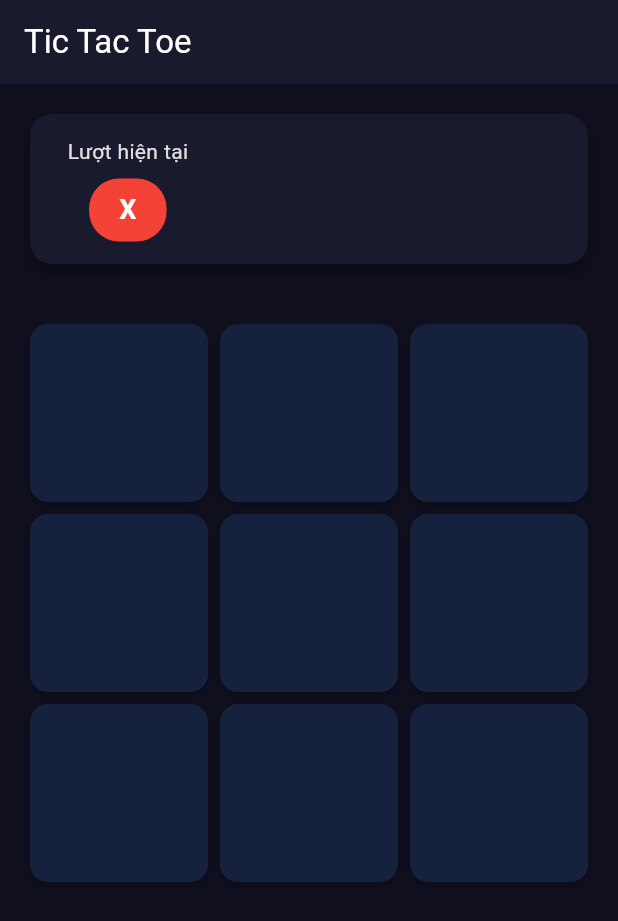
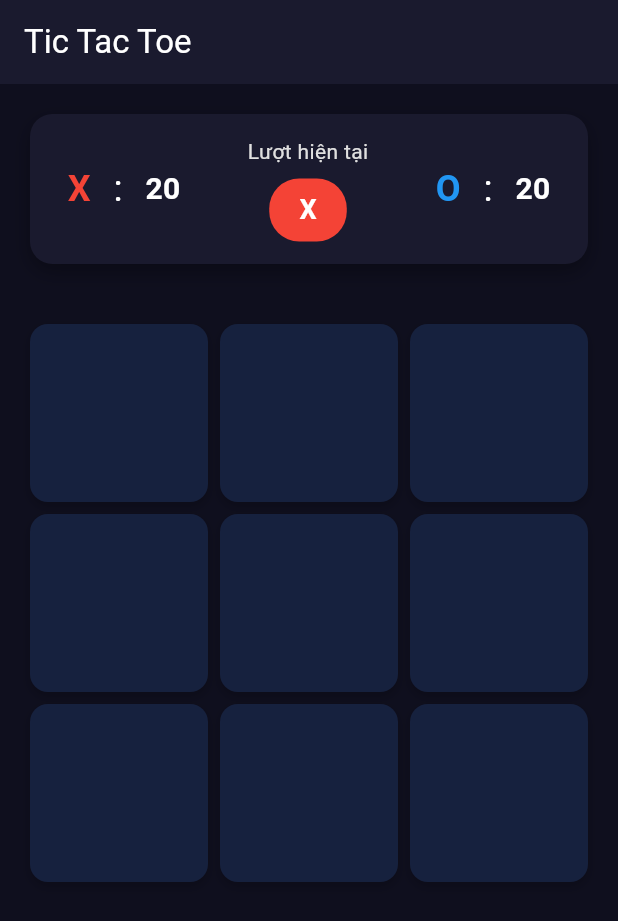
Before and after one commit to RuleOfNight/2025_LTTBDD_N05_Nhom_6, a Flutter app: the screen it shows after launch, on a phone screen of 412 x 824 dp. Shown: the top 921 px of the screen. Run offline on Flutter 3.47's test engine with Material 3 defaults, Android fonts, the phone set to English and light mode, and no system bars; our stand-ins replace rive.

Commit message:
hien thi bang diem vao Game

```diff
--- a/lib/games/tictoc.dart
+++ b/lib/games/tictoc.dart
@@ -12,7 +12,7 @@ class _TicTocGameState extends State<TicTocGame> {
   bool chienThang = false;
 
   Widget _diemSo(String ben, int diem, Color mau) {
-    return Column(
+    return Row(
       children: [
         Text(
           ben,
@@ -22,6 +22,9 @@ class _TicTocGameState extends State<TicTocGame> {
             fontWeight: FontWeight.bold,
           ),
         ),
+        SizedBox(width: 15),
+        const Text(":", style: TextStyle(color: Colors.white, fontSize: 25)),
+        SizedBox(width: 15),
         Text(
           diem.toString(),
           style: const TextStyle(
@@ -63,6 +66,7 @@ class _TicTocGameState extends State<TicTocGame> {
               child: Row(
                 mainAxisAlignment: MainAxisAlignment.spaceBetween,
                 children: [
+                  _diemSo("X", 20, Colors.red),
                   Column(
                     children: [
                       Text(
@@ -90,6 +94,7 @@ class _TicTocGameState extends State<TicTocGame> {
                       ),
                     ],
                   ),
+                  _diemSo("O", 20, Colors.blue),
                 ],
               ),
             ),
```
